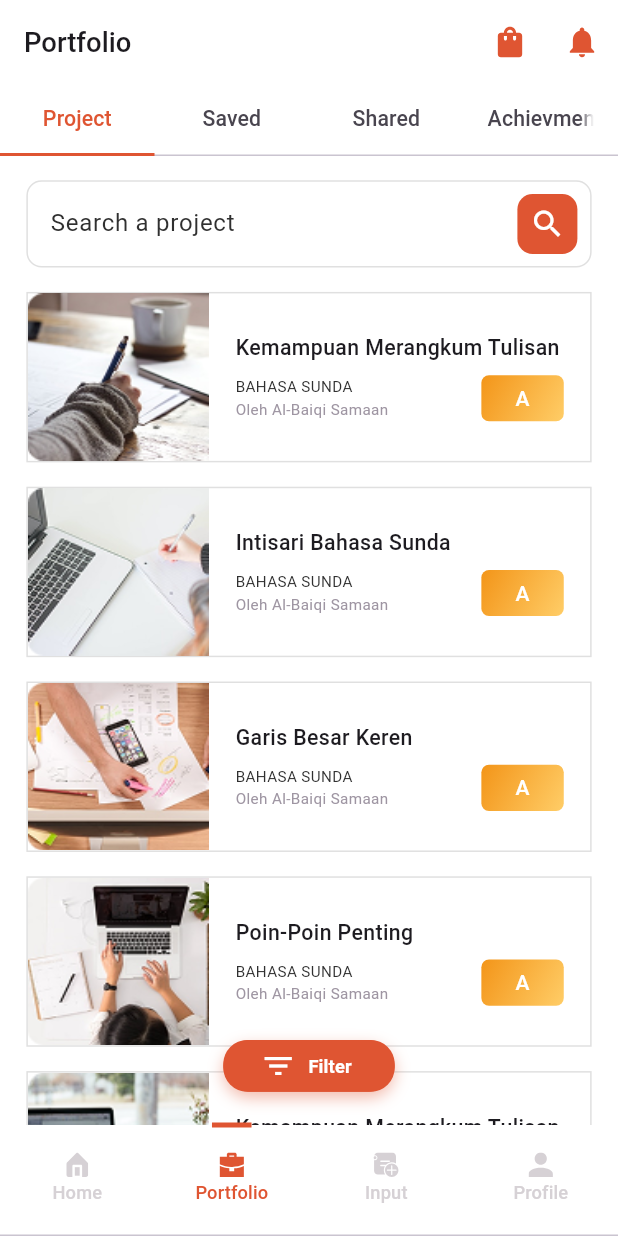
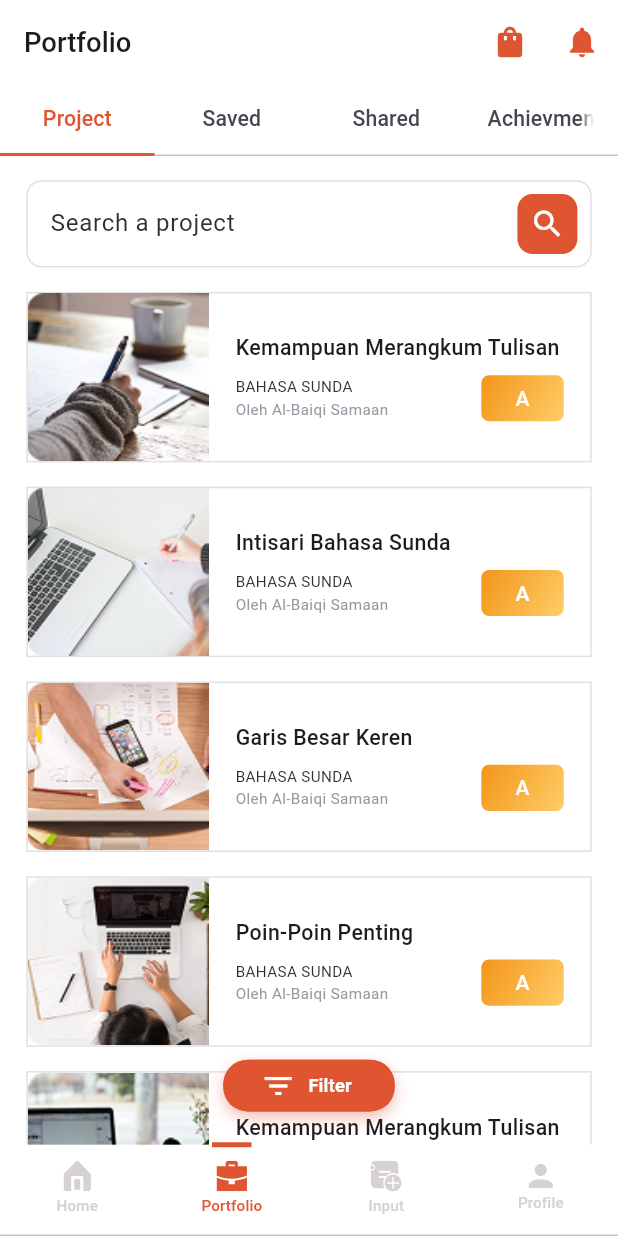
Before and after one commit to Mohandhass28/Yoilday-Assessment, a Flutter app: the screen it shows after launch, tab 2 chosen, on a phone screen of 412 x 824 dp. Run offline on Flutter 3.47's test engine with Material 3 defaults, Android fonts, the phone set to English and light mode, and no system bars; our stand-ins replace flutter_screenutil, flutter_svg, get.

Commit message:
update the wrong file name and update bottomNavigationBar height

```diff
--- a/lib/presentation/home/page/home_page.dart
+++ b/lib/presentation/home/page/home_page.dart
@@ -5,7 +5,7 @@ import 'package:flutter_svg/flutter_svg.dart';
 import 'package:get/get.dart';
 import 'package:yoilday_assessment/core/asset/app_images.dart';
 import 'package:yoilday_assessment/core/theme/app_color.dart';
-import 'package:yoilday_assessment/presentation/home/model/home_page_model.dart';
+import 'package:yoilday_assessment/presentation/home/controller/home_page_controller.dart';
 
 class HomePage extends StatefulWidget {
   const HomePage({super.key});
--- a/lib/presentation/index.dart
+++ b/lib/presentation/index.dart
@@ -25,7 +25,12 @@ class RootPageState extends State<RootPage>
   @override
   void initState() {
     super.initState();
-    _tabController = TabController(length: 4, vsync: this);
+    _tabController = TabController(
+      length: 4,
+      vsync: this,
+      initialIndex: 1,
+    );
+
     _tabController.addListener(() {
       setState(() {});
     });
@@ -44,6 +49,8 @@ class RootPageState extends State<RootPage>
 
       bottomNavigationBar: Material(
         color: Colors.white,
+        child: Container(
+          height: 60.h, // Set a fixed height to decrease TabBar height
           child: TabBar(
             controller: _tabController,
             indicatorColor: AppColor.primaryColor,
@@ -53,12 +60,14 @@ class RootPageState extends State<RootPage>
             ),
             labelStyle: TextStyle(
               color: AppColor.iconInactiveColor,
-            fontSize: 12.sp,
+              fontSize: 10.sp, // Reduced font size to fit smaller height
             ),
-
             unselectedLabelColor: AppColor.iconInactiveColor,
             indicator: TopIndicator(),
             indicatorSize: TabBarIndicatorSize.label,
+            labelPadding: EdgeInsets.symmetric(
+              vertical: 4,
+            ), // Reduced vertical padding
             tabs: [
               Tab(
                 icon: SvgPicture.asset(
@@ -66,8 +75,8 @@ class RootPageState extends State<RootPage>
                   color: _tabController.index == 0
                       ? AppColor.primaryColor
                       : AppColor.iconInactiveColor,
-                width: 16.w,
-                height: 16.h,
+                  width: 20.w, // Reduced icon size
+                  height: 20.h,
                 ),
                 text: 'Home',
               ),
@@ -77,8 +86,8 @@ class RootPageState extends State<RootPage>
                   color: _tabController.index == 1
                       ? AppColor.primaryColor
                       : AppColor.iconInactiveColor,
-                width: 16.w,
-                height: 16.h,
+                  width: 20.w,
+                  height: 20.h,
                 ),
                 text: 'Portfolio',
               ),
@@ -88,8 +97,8 @@ class RootPageState extends State<RootPage>
                   color: _tabController.index == 2
                       ? AppColor.primaryColor
                       : AppColor.iconInactiveColor,
-                width: 16.w,
-                height: 16.h,
+                  width: 20.w,
+                  height: 20.h,
                 ),
                 text: 'Input',
               ),
@@ -107,8 +116,10 @@ class RootPageState extends State<RootPage>
             ],
           ),
         ),
+      ),
       body: TabBarView(
         controller: _tabController,
+
         children: _pages,
       ),
     );
```
Also changed, not shown: lib/presentation/home/controller/home_page_controller.dart (renamed from lib/presentation/home/model/home_page_model.dart). Lines whose indentation alone changed are shown as unchanged.
